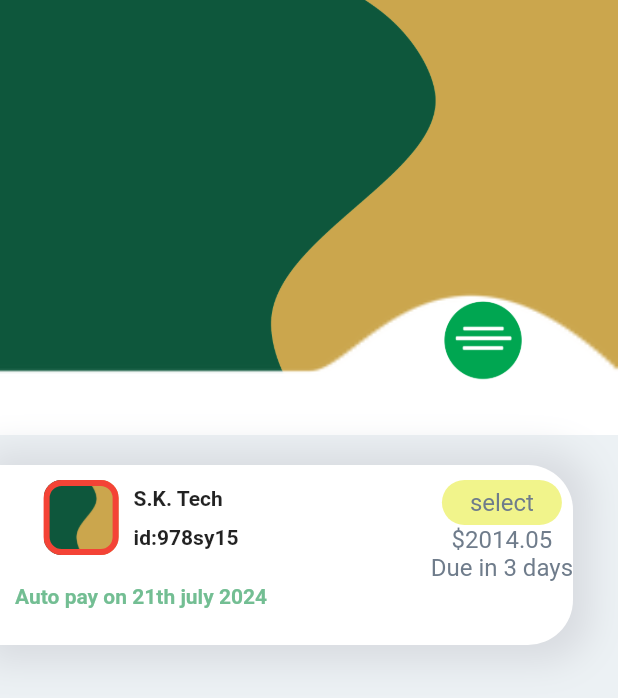
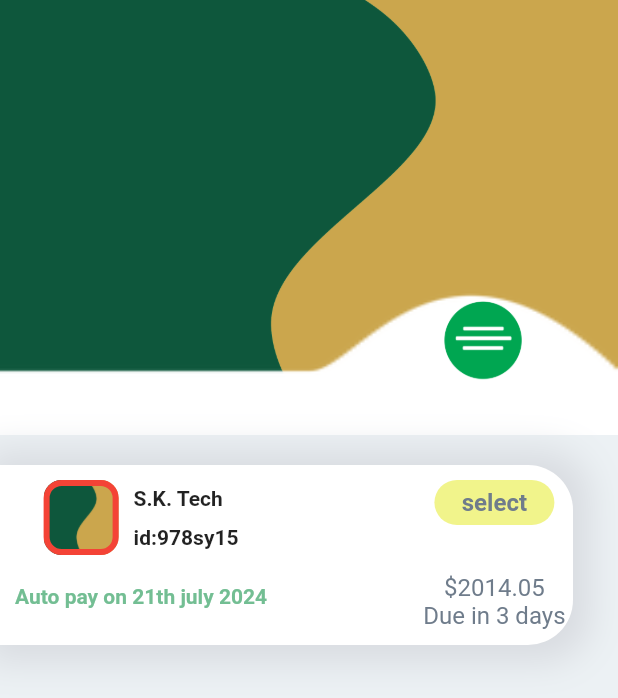
Before and after one commit to Sagarkc26/Payment_App, a Flutter app: the screen it shows after launch, on a phone screen of 412 x 824 dp. Shown: the top 698 px of the screen. Run offline on Flutter 3.47's test engine with Material 2 defaults, Android fonts, the phone set to English and light mode, and no system bars.

```diff
--- a/lib/pages/container.dart
+++ b/lib/pages/container.dart
@@ -85,10 +85,13 @@ class ContainerLogo extends StatelessWidget {
                       child: Text(
                         "select",
                         style: TextStyle(
-                            fontSize: 16, color: AppColor.selectColor),
+                            fontSize: 16,
+                            fontWeight: FontWeight.bold,
+                            color: AppColor.selectColor),
                       ),
                     ),
                   ),
+                  Expanded(child: Container()),
                   Text(
                     "\$2014.05",
                     style: TextStyle(fontSize: 16, color: AppColor.selectColor),
@@ -97,8 +100,21 @@ class ContainerLogo extends StatelessWidget {
                     "Due in 3 days",
                     style: TextStyle(fontSize: 16, color: AppColor.selectColor),
                   ),
+                  const SizedBox(
+                    height: 10,
+                  )
                 ],
               ),
+              Container(
+                height: 35,
+                width: 5,
+                decoration: const BoxDecoration(
+                  borderRadius: BorderRadius.only(
+                    topLeft: Radius.circular(20),
+                    bottomLeft: Radius.circular(20),
+                  ),
+                ),
+              )
             ],
           ),
         ],
```
